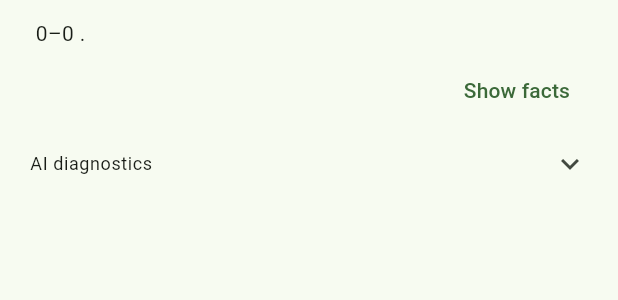
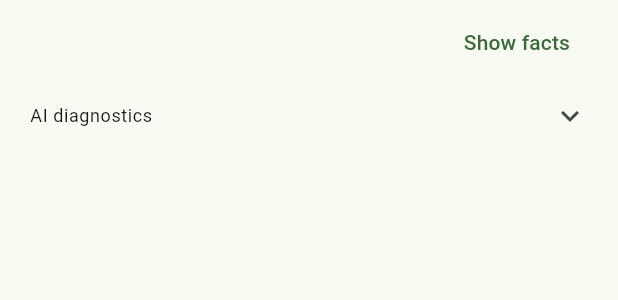
Before and after one commit to etnt/my-football, a Flutter app: the RecapSection widget shown alone on an empty page, opened directly with empty values, on a phone screen of 412 x 824 dp. Shown: the top 300 px of the screen. Run offline on Flutter 3.47's test engine with Material 3 defaults, Android fonts, the phone set to English and light mode, and no system bars; our stand-ins replace dio, flutter_local_notifications, flutter_riverpod, flutter_secure_storage, flutter_timezone, shared_preferences and 1 more; missing offline and left inert: auto_upgrade, unorm_dart; accounts and stored records are empty; network calls fail.

Commit message:
feat(recap): hide recap sentence behind Show facts
The recap sentence repeated the goal list shown below the sheet. Only the
Show facts button is shown by default. When expanded, the on-device AI
recap (if any) appears above the fact lines. Tests updated for the layout.

```diff
--- a/lib/features/recap/recap_sheet.dart
+++ b/lib/features/recap/recap_sheet.dart
@@ -49,35 +49,56 @@ class _RecapSectionState extends ConsumerState<RecapSection> {
     final result = state.result;
 
     return Padding(
-      padding: const EdgeInsets.fromLTRB(20, 12, 20, 4),
+      padding: const EdgeInsets.fromLTRB(20, 4, 20, 4),
       child: Column(
         crossAxisAlignment: CrossAxisAlignment.start,
         children: [
-          Text(result.text, style: theme.textTheme.bodyMedium),
-          const SizedBox(height: 4),
           Row(
             children: [
               if (state.modelPending)
-                const SizedBox(
+                const Padding(
+                  padding: EdgeInsets.only(right: 8),
+                  child: SizedBox(
                     height: 14,
                     width: 14,
                     child: CircularProgressIndicator(strokeWidth: 2),
                   ),
+                ),
+              const Spacer(),
+              TextButton(
+                onPressed: () => setState(() => _showFacts = !_showFacts),
+                child: Text(_showFacts ? 'Hide facts' : 'Show facts'),
+              ),
+            ],
+          ),
+          if (_showFacts)
+            ConstrainedBox(
+              constraints: const BoxConstraints(maxHeight: 220),
+              child: SingleChildScrollView(
+                child: Column(
+                  crossAxisAlignment: CrossAxisAlignment.start,
+                  children: [
+                    // The on-device rewrite replaces the plain fact lines
+                    // in prose; the fact lines stay below it.
                     if (result.aiWritten) ...[
-                if (state.modelPending) const SizedBox(width: 8),
+                      Text(result.text, style: theme.textTheme.bodyMedium),
+                      const SizedBox(height: 4),
                       Text(
                         'Written by on-device AI',
                         style: theme.textTheme.bodySmall?.copyWith(
                           color: theme.colorScheme.primary,
                         ),
                       ),
+                      const SizedBox(height: 8),
                     ],
-              const Spacer(),
-              TextButton(
-                onPressed: () => setState(() => _showFacts = !_showFacts),
-                child: Text(_showFacts ? 'Hide facts' : 'Show facts'),
+                    for (final line in result.facts.toFactLines())
+                      Padding(
+                        padding: const EdgeInsets.only(bottom: 2),
+                        child: Text(line, style: theme.textTheme.bodySmall),
                       ),
                   ],
+                ),
+              ),
             ),
           ExpansionTile(
             tilePadding: EdgeInsets.zero,
@@ -98,22 +119,6 @@ class _RecapSectionState extends ConsumerState<RecapSection> {
               ),
             ],
           ),
-          if (_showFacts)
-            ConstrainedBox(
-              constraints: const BoxConstraints(maxHeight: 160),
-              child: SingleChildScrollView(
-                child: Column(
-                  crossAxisAlignment: CrossAxisAlignment.start,
-                  children: [
-                    for (final line in result.facts.toFactLines())
-                      Padding(
-                        padding: const EdgeInsets.only(bottom: 2),
-                        child: Text(line, style: theme.textTheme.bodySmall),
-                      ),
-                  ],
-                ),
-              ),
-            ),
         ],
       ),
     );
```
Also changed, not shown: 1 other file. Lines whose indentation alone changed are shown as unchanged.
